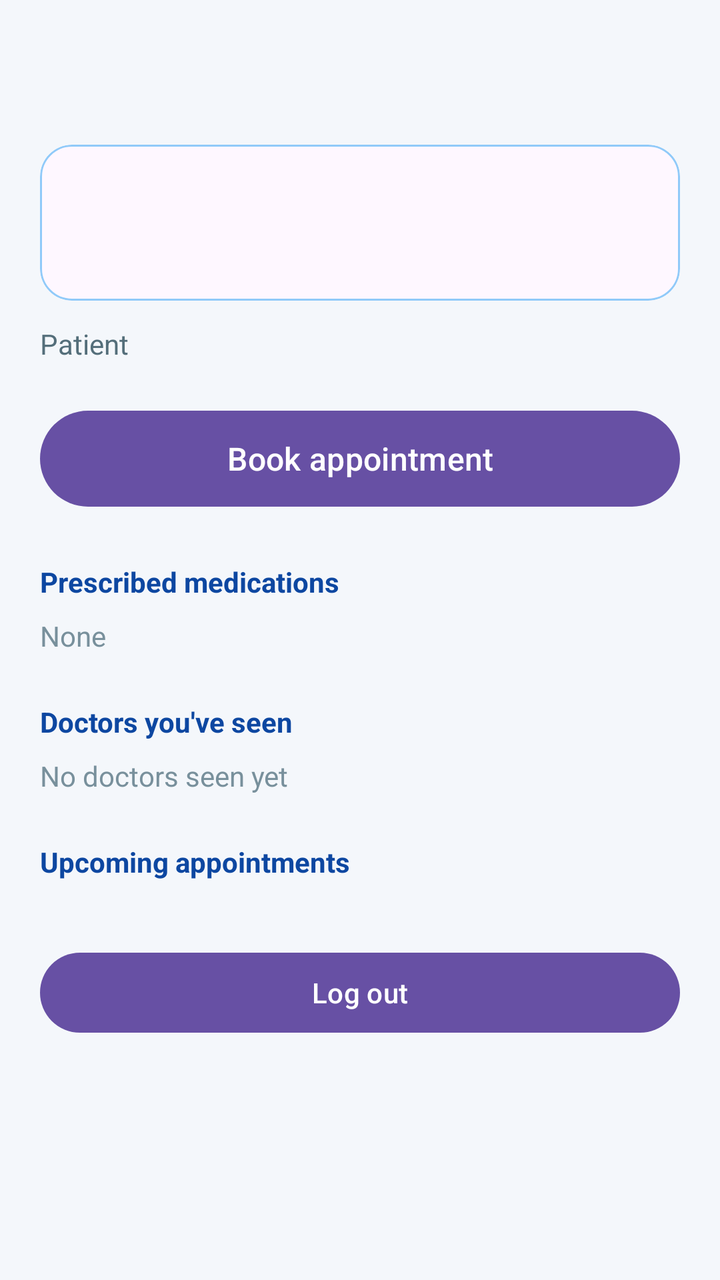
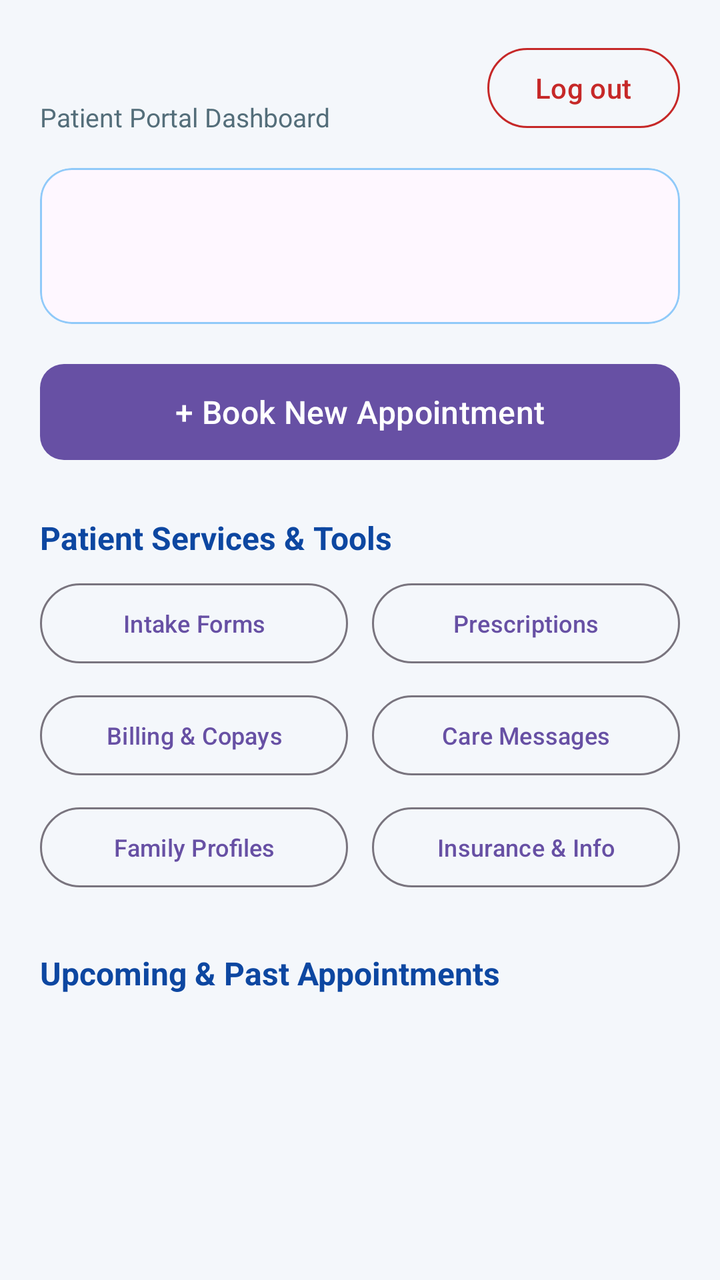

Two renders of the same Android screen: before a commit and after it. Below are the layout's source before the change and the commit's diff.
<!-- AndroidManifest.xml: application theme Theme.HealthAppointmentManagementSystem -->
<!-- res/layout/fragment_patient_home.xml -->
<?xml version="1.0" encoding="utf-8"?>
<ScrollView xmlns:android="http://schemas.android.com/apk/res/android"
    xmlns:app="http://schemas.android.com/apk/res-auto"
    android:layout_width="match_parent"
    android:layout_height="match_parent"
    android:background="#F4F7FB"
    android:fillViewport="true">

    <LinearLayout
        android:layout_width="match_parent"
        android:layout_height="wrap_content"
        android:orientation="vertical"
        android:padding="20dp">

        <TextView
            android:id="@+id/textWelcome"
            android:layout_width="match_parent"
            android:layout_height="wrap_content"
            android:layout_marginTop="8dp"
            android:textColor="#0D47A1"
            android:textSize="24sp"
            android:textStyle="bold" />

        <com.google.android.material.card.MaterialCardView
            android:layout_width="match_parent"
            android:layout_height="wrap_content"
            android:layout_marginTop="12dp"
            app:cardCornerRadius="16dp"
            app:cardElevation="0dp"
            app:strokeColor="#90CAF9"
            app:strokeWidth="1dp">

            <LinearLayout
                android:layout_width="match_parent"
                android:layout_height="wrap_content"
                android:orientation="vertical"
                android:padding="16dp">

                <TextView
                    android:id="@+id/textProfile"
                    android:layout_width="match_parent"
                    android:layout_height="wrap_content"
                    android:textColor="#37474F"
                    android:textSize="14sp" />

                <TextView
                    android:id="@+id/textSummary"
                    android:layout_width="match_parent"
                    android:layout_height="wrap_content"
                    android:layout_marginTop="8dp"
                    android:textColor="#1565C0"
                    android:textSize="14sp"
                    android:textStyle="bold" />
            </LinearLayout>
        </com.google.android.material.card.MaterialCardView>

        <TextView
            android:layout_width="match_parent"
            android:layout_height="wrap_content"
            android:layout_marginTop="12dp"
            android:text="Patient"
            android:textColor="#546E7A"
            android:textSize="14sp" />

        <com.google.android.material.button.MaterialButton
            android:id="@+id/btnBook"
            android:layout_width="match_parent"
            android:layout_height="56dp"
            android:layout_marginTop="20dp"
            android:text="Book appointment"
            android:textAllCaps="false"
            android:textSize="16sp" />

        <TextView
            android:layout_width="match_parent"
            android:layout_height="wrap_content"
            android:layout_marginTop="24dp"
            android:text="Prescribed medications"
            android:textColor="#0D47A1"
            android:textStyle="bold" />

        <androidx.recyclerview.widget.RecyclerView
            android:id="@+id/recyclerMeds"
            android:layout_width="match_parent"
            android:layout_height="wrap_content"
            android:nestedScrollingEnabled="false" />

        <TextView
            android:id="@+id/textNoMeds"
            android:layout_width="match_parent"
            android:layout_height="wrap_content"
            android:layout_marginTop="8dp"
            android:text="None"
            android:textColor="#78909C" />

        <TextView
            android:layout_width="match_parent"
            android:layout_height="wrap_content"
            android:layout_marginTop="24dp"
            android:text="Doctors you've seen"
            android:textColor="#0D47A1"
            android:textStyle="bold" />

        <androidx.recyclerview.widget.RecyclerView
            android:id="@+id/recyclerDoctorsSeen"
            android:layout_width="match_parent"
            android:layout_height="wrap_content"
            android:nestedScrollingEnabled="false" />

        <TextView
            android:id="@+id/textNoDoctors"
            android:layout_width="match_parent"
            android:layout_height="wrap_content"
            android:layout_marginTop="8dp"
            android:text="No doctors seen yet"
            android:textColor="#78909C" />

        <TextView
            android:layout_width="match_parent"
            android:layout_height="wrap_content"
            android:layout_marginTop="24dp"
            android:text="Upcoming appointments"
            android:textColor="#0D47A1"
            android:textStyle="bold" />

        <androidx.recyclerview.widget.RecyclerView
            android:id="@+id/recyclerAppointments"
            android:layout_width="match_parent"
            android:layout_height="wrap_content"
            android:nestedScrollingEnabled="false" />

        <TextView
            android:id="@+id/textEmpty"
            android:layout_width="match_parent"
            android:layout_height="wrap_content"
            android:layout_marginTop="8dp"
            android:text="No appointments yet"
            android:textColor="#78909C"
            android:visibility="gone" />

        <Button
            android:id="@+id/btnLogout"
            android:layout_width="match_parent"
            android:layout_height="wrap_content"
            android:layout_marginTop="32dp"
            android:text="Log out" />
    </LinearLayout>
</ScrollView>
<!-- resources referenced by this layout -->
<resources>
  <style name="Theme.HealthAppointmentManagementSystem" parent="Base.Theme.HealthAppointmentManagementSystem" />
  <style name="Base.Theme.HealthAppointmentManagementSystem" parent="Theme.Material3.DayNight.NoActionBar">
          
          
      </style>
</resources>

<!-- the commit's change to res/layout/fragment_patient_home.xml (unified diff, before → after) -->
@@ -12,19 +12,50 @@
         android:orientation="vertical"
         android:padding="20dp">
 
-        <TextView
-            android:id="@+id/textWelcome"
-            android:layout_width="match_parent"
-            android:layout_height="wrap_content"
-            android:layout_marginTop="8dp"
-            android:textColor="#0D47A1"
-            android:textSize="24sp"
-            android:textStyle="bold" />
-
+        
+        <LinearLayout
+            android:layout_width="match_parent"
+            android:layout_height="wrap_content"
+            android:gravity="center_vertical"
+            android:orientation="horizontal">
+
+            <LinearLayout
+                android:layout_width="0dp"
+                android:layout_height="wrap_content"
+                android:layout_weight="1"
+                android:orientation="vertical">
+
+                <TextView
+                    android:id="@+id/textWelcome"
+                    android:layout_width="match_parent"
+                    android:layout_height="wrap_content"
+                    android:textColor="#0D47A1"
+                    android:textSize="22sp"
+                    android:textStyle="bold" />
+
+                <TextView
+                    android:layout_width="match_parent"
+                    android:layout_height="wrap_content"
+                    android:text="Patient Portal Dashboard"
+                    android:textColor="#546E7A"
+                    android:textSize="13sp" />
+            </LinearLayout>
+
+            <com.google.android.material.button.MaterialButton
+                android:id="@+id/btnLogout"
+                style="?attr/materialButtonOutlinedStyle"
+                android:layout_width="wrap_content"
+                android:layout_height="wrap_content"
+                android:text="Log out"
+                android:textColor="#C62828"
+                app:strokeColor="#C62828" />
+        </LinearLayout>
+
+        
         <com.google.android.material.card.MaterialCardView
             android:layout_width="match_parent"
             android:layout_height="wrap_content"
-            android:layout_marginTop="12dp"
+            android:layout_marginTop="16dp"
             app:cardCornerRadius="16dp"
             app:cardElevation="0dp"
             app:strokeColor="#90CAF9"
@@ -54,95 +85,134 @@
             </LinearLayout>
         </com.google.android.material.card.MaterialCardView>
 
-        <TextView
-            android:layout_width="match_parent"
-            android:layout_height="wrap_content"
-            android:layout_marginTop="12dp"
-            android:text="Patient"
-            android:textColor="#546E7A"
-            android:textSize="14sp" />
-
+        
         <com.google.android.material.button.MaterialButton
             android:id="@+id/btnBook"
             android:layout_width="match_parent"
             android:layout_height="56dp"
-            android:layout_marginTop="20dp"
-            android:text="Book appointment"
+            android:layout_marginTop="16dp"
+            android:text="+ Book New Appointment"
             android:textAllCaps="false"
-            android:textSize="16sp" />
-
+            android:textSize="16sp"
+            app:cornerRadius="12dp" />
+
+        
         <TextView
             android:layout_width="match_parent"
             android:layout_height="wrap_content"
             android:layout_marginTop="24dp"
-            android:text="Prescribed medications"
+            android:text="Patient Services &amp; Tools"
             android:textColor="#0D47A1"
+            android:textSize="16sp"
             android:textStyle="bold" />
 
-        <androidx.recyclerview.widget.RecyclerView
-            android:id="@+id/recyclerMeds"
-            android:layout_width="match_parent"
-            android:layout_height="wrap_content"
-            android:nestedScrollingEnabled="false" />
-
+        <LinearLayout
+            android:layout_width="match_parent"
+            android:layout_height="wrap_content"
+            android:layout_marginTop="8dp"
+            android:orientation="horizontal">
+
+            <com.google.android.material.button.MaterialButton
+                android:id="@+id/btnIntake"
+                style="?attr/materialButtonOutlinedStyle"
+                android:layout_width="0dp"
+                android:layout_height="wrap_content"
+                android:layout_marginEnd="6dp"
+                android:layout_weight="1"
+                android:text="Intake Forms"
+                android:textSize="12sp" />
+
+            <com.google.android.material.button.MaterialButton
+                android:id="@+id/btnPrescriptions"
+                style="?attr/materialButtonOutlinedStyle"
+                android:layout_width="0dp"
+                android:layout_height="wrap_content"
+                android:layout_marginStart="6dp"
+                android:layout_weight="1"
+                android:text="Prescriptions"
+                android:textSize="12sp" />
+        </LinearLayout>
+
+        <LinearLayout
+            android:layout_width="match_parent"
+            android:layout_height="wrap_content"
+            android:layout_marginTop="8dp"
+            android:orientation="horizontal">
+
+            <com.google.android.material.button.MaterialButton
+                android:id="@+id/btnBilling"
+                style="?attr/materialButtonOutlinedStyle"
+                android:layout_width="0dp"
+                android:layout_height="wrap_content"
+                android:layout_marginEnd="6dp"
+                android:layout_weight="1"
+                android:text="Billing &amp; Copays"
+                android:textSize="12sp" />
+
+            <com.google.android.material.button.MaterialButton
+                android:id="@+id/btnMessages"
+                style="?attr/materialButtonOutlinedStyle"
+                android:layout_width="0dp"
+                android:layout_height="wrap_content"
+                android:layout_marginStart="6dp"
+                android:layout_weight="1"
+                android:text="Care Messages"
+                android:textSize="12sp" />
+        </LinearLayout>
+
+        <LinearLayout
+            android:layout_width="match_parent"
+            android:layout_height="wrap_content"
+            android:layout_marginTop="8dp"
+            android:orientation="horizontal">
+
+            <com.google.android.material.button.MaterialButton
+                android:id="@+id/btnDependents"
+                style="?attr/materialButtonOutlinedStyle"
+                android:layout_width="0dp"
+                android:layout_height="wrap_content"
+                android:layout_marginEnd="6dp"
+                android:layout_weight="1"
+                android:text="Family Profiles"
+                android:textSize="12sp" />
+
+            <com.google.android.material.button.MaterialButton
+                android:id="@+id/btnInsurance"
+                style="?attr/materialButtonOutlinedStyle"
+                android:layout_width="0dp"
+                android:layout_height="wrap_content"
+                android:layout_marginStart="6dp"
+                android:layout_weight="1"
+                android:text="Insurance &amp; Info"
+                android:textSize="12sp" />
+        </LinearLayout>
+
+        
         <TextView
-            android:id="@+id/textNoMeds"
-            android:layout_width="match_parent"
-            android:layout_height="wrap_content"
-            android:layout_marginTop="8dp"
-            android:text="None"
-            android:textColor="#78909C" />
-
-        <TextView
-            android:layout_width="match_parent"
-            android:layout_height="wrap_content"
-            android:layout_marginTop="24dp"
-            android:text="Doctors you've seen"
+            android:layout_width="match_parent"
+            android:layout_height="wrap_content"
+            android:layout_marginTop="28dp"
+            android:text="Upcoming &amp; Past Appointments"
             android:textColor="#0D47A1"
-            android:textStyle="bold" />
-
-        <androidx.recyclerview.widget.RecyclerView
-            android:id="@+id/recyclerDoctorsSeen"
-            android:layout_width="match_parent"
-            android:layout_height="wrap_content"
-            android:nestedScrollingEnabled="false" />
-
-        <TextView
-            android:id="@+id/textNoDoctors"
-            android:layout_width="match_parent"
-            android:layout_height="wrap_content"
-            android:layout_marginTop="8dp"
-            android:text="No doctors seen yet"
-            android:textColor="#78909C" />
-
-        <TextView
-            android:layout_width="match_parent"
-            android:layout_height="wrap_content"
-            android:layout_marginTop="24dp"
-            android:text="Upcoming appointments"
-            android:textColor="#0D47A1"
+            android:textSize="16sp"
             android:textStyle="bold" />
 
         <androidx.recyclerview.widget.RecyclerView
             android:id="@+id/recyclerAppointments"
             android:layout_width="match_parent"
             android:layout_height="wrap_content"
+            android:layout_marginTop="8dp"
             android:nestedScrollingEnabled="false" />
 
         <TextView
             android:id="@+id/textEmpty"
             android:layout_width="match_parent"
             android:layout_height="wrap_content"
-            android:layout_marginTop="8dp"
-            android:text="No appointments yet"
+            android:layout_marginTop="12dp"
+            android:text="No appointments booked yet. Tap 'Book New Appointment' above."
             android:textColor="#78909C"
+            android:textSize="14sp"
             android:visibility="gone" />
 
-        <Button
-            android:id="@+id/btnLogout"
-            android:layout_width="match_parent"
-            android:layout_height="wrap_content"
-            android:layout_marginTop="32dp"
-            android:text="Log out" />
     </LinearLayout>
 </ScrollView>
